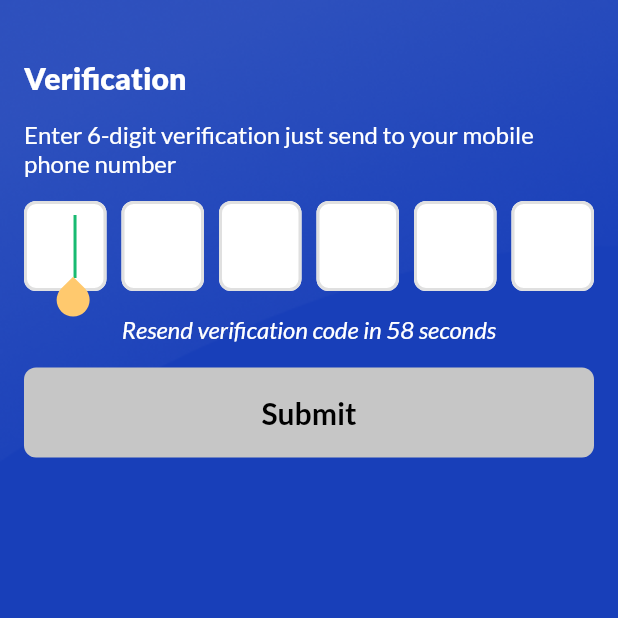
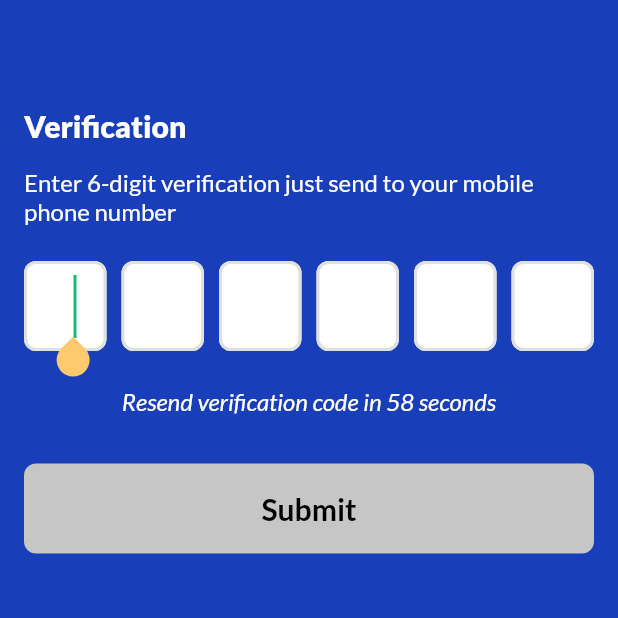
Before and after one commit to tienlam79/collnect, a Flutter app: the VerificationScreen screen opened by its route, on a phone screen of 412 x 824 dp, the top half of it. Run offline on Flutter 3.47's test engine with Material 2 defaults, Android fonts, the light colour scheme and no system bars; our stand-ins replace flutter_easyloading, fluttertoast, get, permission_handler, shared_preferences; missing offline and left inert: qr_code_scanner; accounts and stored records are empty; network calls fail.

Commit message:
Update 1

```diff
--- a/lib/modules/verification/verification_screen.dart
+++ b/lib/modules/verification/verification_screen.dart
@@ -12,11 +12,12 @@ class VerificationScreen extends GetView<VerificationController> {
     final int inputNumber = 6;
     return Theme(
       data: ThemeConfig.blueTheme,
-      child: LoginWrapper(
+      child: MainListWidget(
+        showBackIcon: false,
+        elevation: 0,
         child: Column(
           crossAxisAlignment: CrossAxisAlignment.start,
           children: [
-            SpacingMd(),
             Text(
               'verification'.tr,
               style: Theme.of(context).textTheme.headline3!.copyWith(
@@ -32,7 +33,7 @@ class VerificationScreen extends GetView<VerificationController> {
                     fontWeight: FontWeight.w400,
                   ),
             ),
-            SpacingSm(),
+            SpacingMd(),
             VerificationCodeInput(
               length: 6,
               autofocus: true,
@@ -44,7 +45,7 @@ class VerificationScreen extends GetView<VerificationController> {
               onChangeCode: controller.onChangeCode,
               onCompleted: controller.onGenerateToken,
             ),
-            SpacingSm(),
+            SpacingMd(),
             Obx(
               () => controller.isStartTimer.value
                   ? TweenAnimationBuilder<Duration>(
@@ -87,7 +88,7 @@ class VerificationScreen extends GetView<VerificationController> {
                       ),
                     ),
             ),
-            SpacingSm(),
+            SpacingLg(),
             Obx(
               () => PrimaryButton(
                 text: 'submit'.tr,
--- a/lib/modules/verification/widgets/verification_code_input.dart
+++ b/lib/modules/verification/widgets/verification_code_input.dart
@@ -72,6 +72,9 @@ class _VerificationCodeInputState extends State<VerificationCodeInput> {
       onChanged: (value) => _change(value, index),
       textAlign: TextAlign.center,
       keyboardType: TextInputType.number,
+      // inputFormatters: [
+      //   new LengthLimitingTextInputFormatter(1),
+      // ],
       style: TextStyle(
         fontSize: 35,
         height: 1.2,
--- a/lib/shared/widgets/common/main_list_widget.dart
+++ b/lib/shared/widgets/common/main_list_widget.dart
@@ -1,6 +1,5 @@
 import 'package:flutter/material.dart';
 import 'package:get/get.dart';
-import 'package:omny_business/flavor_config.dart';
 import 'package:omny_business/shared/constants/common.dart';
 
 class MainListWidget extends StatefulWidget {
```
Also changed, not shown: lib/modules/login/login_screen.dart (+5 -4 lines).
